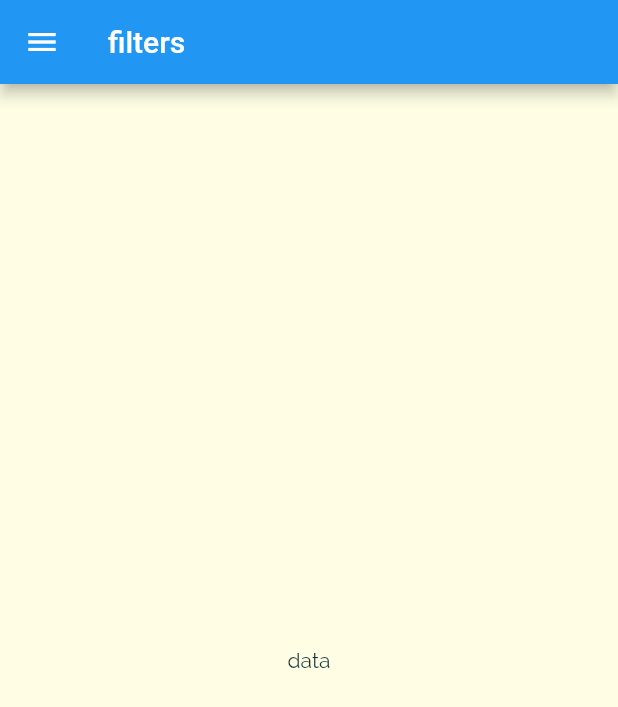
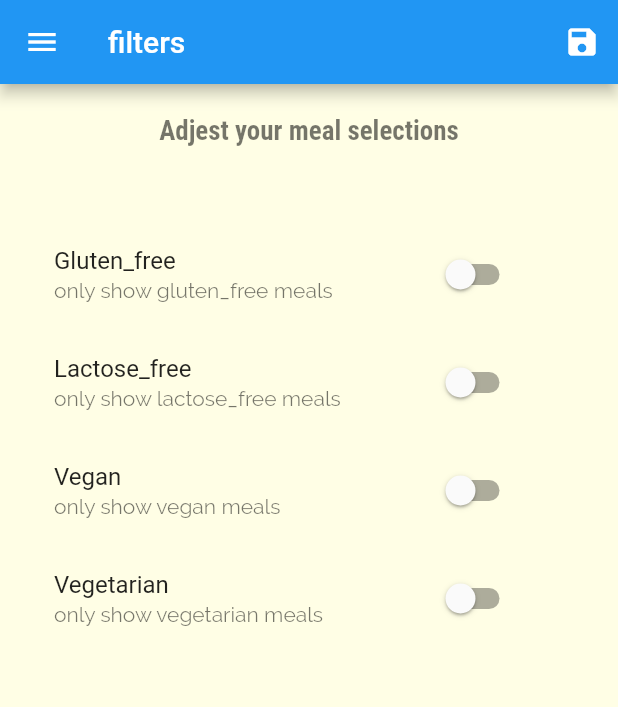
Before and after one commit to walid-yahia-mahammed/deli_meals, a Flutter app: the screen it shows after launch, in the side drawer, after a tap on "filter", on a phone screen of 412 x 824 dp. Shown: the top 707 px of the screen. Run offline on Flutter 3.47's test engine with Material 2 defaults, Android fonts, the phone set to English and light mode, and no system bars.

Commit message:
adding favorite meal function

```diff
--- a/lib/main.dart
+++ b/lib/main.dart
@@ -1,15 +1,74 @@
 import 'package:flutter/material.dart';
 
-import 'screens/favorites_screen.dart';
-import 'screens/filters_screen.dart';
-import 'screens/tabs_screen.dart';
-import 'screens/category_meals_screen.dart';
-import 'screens/categories_screen.dart';
-import 'screens/meal_detail_screen.dart';
+import './dummies/dummy-data.dart';
+import './models/meal.dart';
+// ignore: unused_import
+import './screens/favorites_screen.dart';
+import './screens/filters_screen.dart';
+import './screens/tabs_screen.dart';
+import './screens/category_meals_screen.dart';
+import './screens/categories_screen.dart';
+import './screens/meal_detail_screen.dart';
 
 void main() => runApp(MyApp());
 
-class MyApp extends StatelessWidget {
+class MyApp extends StatefulWidget {
+  @override
+  State<MyApp> createState() => _MyAppState();
+}
+
+class _MyAppState extends State<MyApp> {
+  Map<String, bool> _filters = {
+    'gluten': false,
+    'lactose': false,
+    'vegan': false,
+    'vegetarian': false,
+  };
+
+  List<Meal> _avelibleMeals = DUMMY_MEALS;
+
+  List<Meal> _favoriteMeal = [];
+
+  void _setFilters(Map<String, bool> filterdata) {
+    setState(() {
+      _filters = filterdata;
+      _avelibleMeals = DUMMY_MEALS.where((meal) {
+        if ((_filters['gluten'] as bool) && !meal.isGlutenFree) {
+          return false;
+        }
+        if ((_filters['lactose'] as bool) && !meal.isLactoseFree) {
+          return false;
+        }
+        if ((_filters['vegan'] as bool) && !meal.isVegan) {
+          return false;
+        }
+        if ((_filters['vegetarian'] as bool) && !meal.isVegetarian) {
+          return false;
+        }
+        return true;
+      }).toList();
+    });
+  }
+
+  void _toggleFavorites(String mealId) {
+    final existingIndex = _favoriteMeal.indexWhere((meal) => meal.id == mealId);
+    if (existingIndex >= 0) {
+      setState(() {
+        _favoriteMeal.removeAt(existingIndex);
+      });
+    } else {
+      setState(() {
+        _favoriteMeal.add(
+          DUMMY_MEALS.firstWhere((meal) => meal.id == mealId),
+        );
+      });
+    }
+  }
+
+  bool _isFavoriteMeal(String mealId) {
+    return _favoriteMeal.any((meal) => meal.id == mealId);
+  }
+
   @override
   Widget build(BuildContext context) {
     return MaterialApp(
@@ -37,10 +96,12 @@ class MyApp extends StatelessWidget {
       ),
       initialRoute: '/',
       routes: {
-        '/': (ctx) => TabsScreen(),
-        CategoryMealsScreen.routeName: (ctx) => CategoryMealsScreen(),
-        MealDetailScreen.routeName: (ctx) => MealDetailScreen(),
-        FiltersScreen.routeName: (ctx) => FiltersScreen(),
+        '/': (ctx) => TabsScreen(_favoriteMeal),
+        CategoryMealsScreen.routeName: (ctx) =>
+            CategoryMealsScreen(_avelibleMeals),
+        MealDetailScreen.routeName: (ctx) =>
+            MealDetailScreen(_toggleFavorites, _isFavoriteMeal),
+        FiltersScreen.routeName: (ctx) => FiltersScreen(_filters, _setFilters),
       },
       onUnknownRoute: (settings) {
         return MaterialPageRoute(builder: (ctx) => CategoriesScreen());
--- a/lib/screens/filters_screen.dart
+++ b/lib/screens/filters_screen.dart
@@ -1,18 +1,115 @@
-import 'package:deli_meals/widgets/main_drawer.dart';
 import 'package:flutter/material.dart';
 
-class FiltersScreen extends StatelessWidget {
+import '../widgets/main_drawer.dart';
+
+class FiltersScreen extends StatefulWidget {
   static String routeName = "/filters";
+  final Map<String, bool> currentFilters;
+  final Function setFilters;
+
+  FiltersScreen(
+    this.currentFilters,
+    this.setFilters,
+  );
+  @override
+  State<FiltersScreen> createState() => _FiltersScreenState();
+}
+
+class _FiltersScreenState extends State<FiltersScreen> {
+  bool _glutenFree = false;
+  bool _lactoseFree = false;
+  bool _vegan = false;
+  bool _vegetarian = false;
+
+  @override
+  void initState() {
+    _glutenFree = widget.currentFilters['gluten'] ?? false;
+    _lactoseFree = widget.currentFilters['lactose'] ?? false;
+    _vegan = widget.currentFilters['vegan'] ?? false;
+    _vegetarian = widget.currentFilters['vegetarian'] ?? false;
+    // TODO: implement initState
+    super.initState();
+  }
+
+  Widget _buildSwitchListTile(
+      String title, String subTitle, bool curentValue, Function update) {
+    return SwitchListTile(
+      title: Text(title),
+      value: curentValue,
+      onChanged: (value) {
+        update(value);
+      },
+      subtitle: Text(subTitle),
+    );
+  }
 
   @override
   Widget build(BuildContext context) {
     return Scaffold(
       appBar: AppBar(
         title: Text('filters'),
+        actions: [
+          IconButton(
+            onPressed: () {
+              widget.setFilters({
+                'gluten': _glutenFree,
+                'lactose': _lactoseFree,
+                'vegan': _vegan,
+                'vegetarian': _vegetarian,
+              });
+            },
+            icon: Icon(Icons.save),
+          )
+        ],
       ),
       drawer: MainDrawer(),
-      body: Center(
-        child: Text('data'),
+      body: Column(
+        children: [
+          Container(
+            padding: EdgeInsets.all(20),
+            child: Text(
+              'Adjest your meal selections',
+              style: Theme.of(context).textTheme.headline1,
+            ),
+          ),
+          Expanded(
+            child: ListView(
+              padding: EdgeInsets.only(
+                left: 20,
+                right: 50,
+                top: 30,
+              ),
+              children: [
+                _buildSwitchListTile(
+                    'Gluten_free', 'only show gluten_free meals', _glutenFree,
+                    (value) {
+                  setState(() {
+                    _glutenFree = value;
+                  });
+                }),
+                _buildSwitchListTile('Lactose_free',
+                    'only show lactose_free meals', _lactoseFree, (value) {
+                  setState(() {
+                    _lactoseFree = value;
+                  });
+                }),
+                _buildSwitchListTile('Vegan', 'only show vegan meals', _vegan,
+                    (value) {
+                  setState(() {
+                    _vegan = value;
+                  });
+                }),
+                _buildSwitchListTile(
+                    'Vegetarian', 'only show vegetarian meals', _vegetarian,
+                    (value) {
+                  setState(() {
+                    _vegetarian = value;
+                  });
+                }),
+              ],
+            ),
+          ),
+        ],
       ),
     );
   }
--- a/lib/screens/tabs_screen.dart
+++ b/lib/screens/tabs_screen.dart
@@ -1,24 +1,35 @@
 import 'package:flutter/material.dart';
 
+import '../models/meal.dart';
 import '../widgets/main_drawer.dart';
 import './favorites_screen.dart';
 import './categories_screen.dart';
 
 class TabsScreen extends StatefulWidget {
+  final List<Meal> favoriteMeals;
+
+  TabsScreen(this.favoriteMeals);
+
   @override
   State<TabsScreen> createState() => _TabsScreenState();
 }
 
 class _TabsScreenState extends State<TabsScreen> {
-  final List<Map<String, Object>> _pages = [
-    {'page': CategoriesScreen(), 'title': 'Categories'},
-    {'page': FavoritesScreen(), 'title': 'Favorites'},
-  ];
+  List<Map<String, Object>> _pages = [];
   int _selectedPage = 0;
   void _selectPage(int index) {
     setState(() {
       _selectedPage = index;
     });
+  }
+
+  @override
+  void initState() {
+    _pages = [
+      {'page': CategoriesScreen(), 'title': 'Categories'},
+      {'page': FavoritesScreen(widget.favoriteMeals), 'title': 'Favorites'},
+    ];
+    super.initState();
   }
 
   @override
```
Also changed, not shown: lib/screens/category_meals_screen.dart (+6 -5 lines), lib/screens/favorites_screen.dart (+26 -3 lines), lib/screens/meal_detail_screen.dart (+6 -2 lines), lib/widgets/meal_item.dart (+2 -10 lines).
